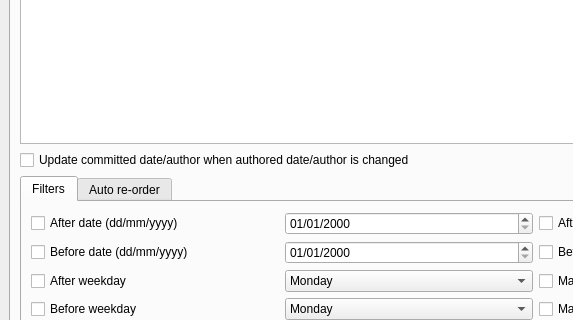
This is gitbuster/main_window.ui in mike-perdide/gitbuster as Qt 5 draws it before an edit; both pictures show x 0 to 573 and y 301 to 621 of the 1077 by 708 pixel window. The edited form follows.
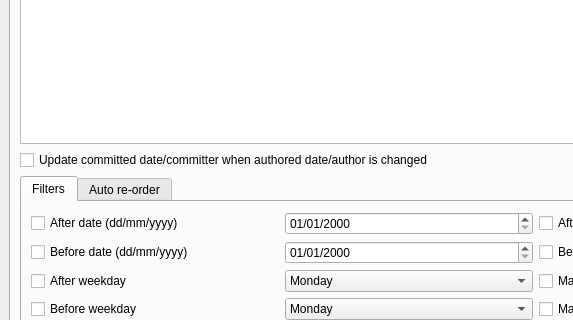
This is the edited form.

Commit message: Changing label on the merge checkbox.

The edit to the form file:
```diff
--- a/gitbuster/main_window.ui
+++ b/gitbuster/main_window.ui
@@ -92,7 +92,7 @@
           <item row="1" column="0">
            <widget class="QCheckBox" name="mergeCheckBox">
             <property name="text">
-             <string>Update committed date/author when authored date/author is changed</string>
+             <string>Update committed date/committer when authored date/author is changed</string>
             </property>
             <property name="checked">
              <bool>false</bool>
```
